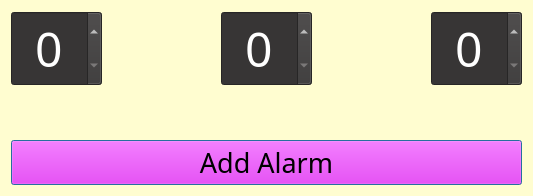
The window that LabRob_n2/Forms/alarm_diag.ui (inmistlosted/OOP) describes before a commit, drawn with Qt 5.
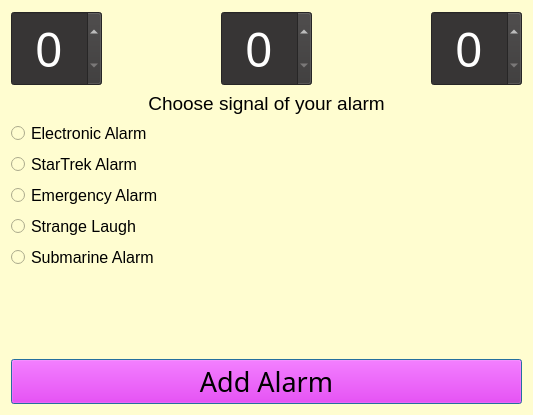
The same window after the commit.

The edit to the form file:
```diff
--- a/LabRob_n2/Forms/alarm_diag.ui
+++ b/LabRob_n2/Forms/alarm_diag.ui
@@ -7,7 +7,7 @@
     <x>0</x>
     <y>0</y>
     <width>533</width>
-    <height>196</height>
+    <height>415</height>
    </rect>
   </property>
   <property name="windowTitle">
@@ -110,6 +110,86 @@
      </item>
     </layout>
    </item>
+   <item>
+    <widget class="QLabel" name="label">
+     <property name="font">
+      <font>
+       <pointsize>14</pointsize>
+      </font>
+     </property>
+     <property name="styleSheet">
+      <string notr="true">align: center;
+color: black;
+</string>
+     </property>
+     <property name="text">
+      <string>Choose signal of your alarm</string>
+     </property>
+     <property name="alignment">
+      <set>Qt::AlignCenter</set>
+     </property>
+    </widget>
+   </item>
+   <item>
+    <widget class="QRadioButton" name="radioButton">
+     <property name="font">
+      <font>
+       <pointsize>12</pointsize>
+      </font>
+     </property>
+     <property name="text">
+      <string>Electronic Alarm</string>
+     </property>
+    </widget>
+   </item>
+   <item>
+    <widget class="QRadioButton" name="radioButton_2">
+     <property name="font">
+      <font>
+       <pointsize>12</pointsize>
+      </font>
+     </property>
+     <property name="text">
+      <string>StarTrek Alarm</string>
+     </property>
+    </widget>
+   </item>
+   <item>
+    <widget class="QRadioButton" name="radioButton_3">
+     <property name="font">
+      <font>
+       <pointsize>12</pointsize>
+      </font>
+     </property>
+     <property name="text">
+      <string>Emergency Alarm</string>
+     </property>
+    </widget>
+   </item>
+   <item>
+    <widget class="QRadioButton" name="radioButton_4">
+     <property name="font">
+      <font>
+       <pointsize>12</pointsize>
+      </font>
+     </property>
+     <property name="text">
+      <string>Strange Laugh</string>
+     </property>
+    </widget>
+   </item>
+   <item>
+    <widget class="QRadioButton" name="radioButton_5">
+     <property name="font">
+      <font>
+       <pointsize>12</pointsize>
+      </font>
+     </property>
+     <property name="text">
+      <string>Submarine Alarm</string>
+     </property>
+    </widget>
+   </item>
    <item>
     <spacer name="verticalSpacer">
      <property name="orientation">
```
